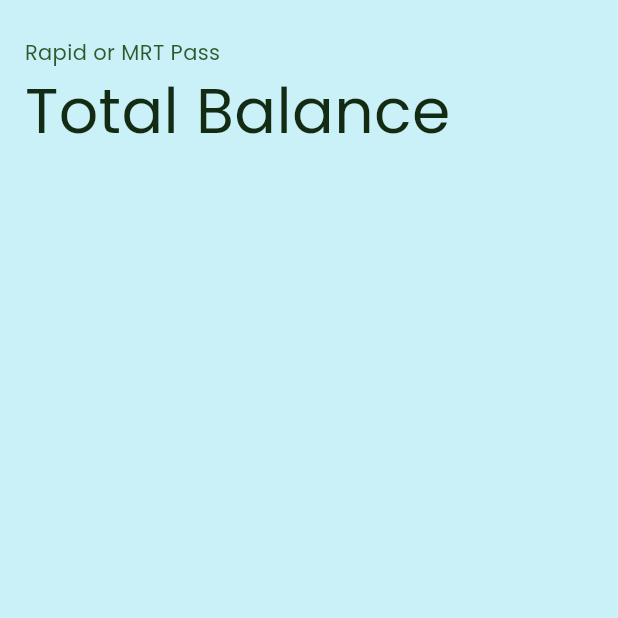
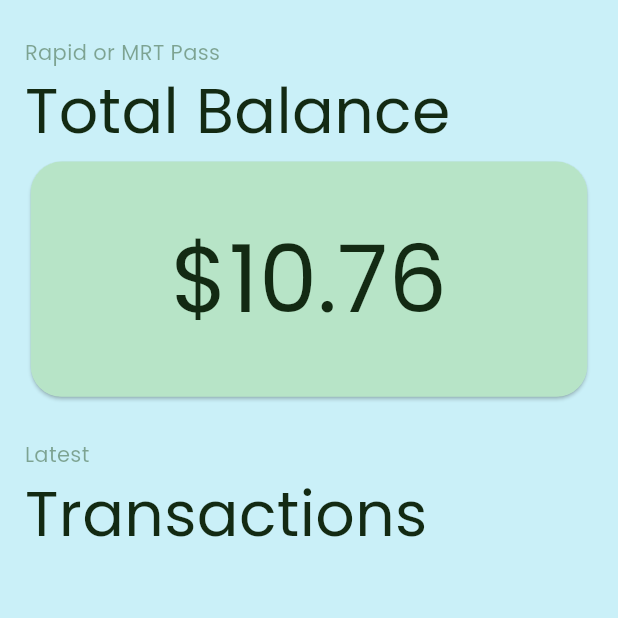
Before and after one commit to Saon00/mrt-balance-checker, a Flutter app: the screen it shows after launch, on a phone screen of 412 x 824 dp, the top half of it. Run offline on Flutter 3.47's test engine with Material 3 defaults, Android fonts, the phone set to English and light mode, and no system bars; our stand-ins replace get; missing offline and left inert: nfc_manager.

Commit message:
design updated

```diff
--- a/lib/app/core/appcolors.dart
+++ b/lib/app/core/appcolors.dart
@@ -2,8 +2,8 @@
 
 class AppColors {
   static Color primaryColor = const Color(0xffcaf0f8);
-  static Color whiteColor = Colors.white;
+  static Color whiteColor = const Color(0xffb7e4c7);
   static Color blackColor = Colors.black;
-  static Color lightGreenColor = const Color(0xff31572c);
+  static Color lightGreenColor = const Color(0xff31572c).withOpacity(0.5);
   static Color deepGreenColor = const Color(0xff132a13);
 }
--- a/lib/app/modules/mainscreen/mainscreen.dart
+++ b/lib/app/modules/mainscreen/page/mainscreen.dart
@@ -1,6 +1,7 @@
 import 'package:flutter/material.dart';
 import 'package:mrtbalancechecker/app/core/appcolors.dart';
 import 'package:mrtbalancechecker/app/core/appsize.dart';
+import 'package:nfc_manager/nfc_manager.dart';
 
 class Mainscreen extends StatelessWidget {
   const Mainscreen({super.key});
@@ -28,12 +29,46 @@
           child: Column(
             crossAxisAlignment: CrossAxisAlignment.start,
             children: [
+              // total balance
               Text(
                 "Rapid or MRT Pass",
                 style: TextStyle(color: AppColors.lightGreenColor),
               ),
               Text(
                 "Total Balance",
+                style: TextStyle(
+                    color: AppColors.deepGreenColor, fontSize: getHeight(50)),
+              ),
+              // SizedBox(height: getHeight(30)),
+
+              // balance card
+              SizedBox(
+                width: double.infinity,
+                height: getHeight(200),
+                child: Card(
+                  shape: RoundedRectangleBorder(
+                      borderRadius: BorderRadius.circular(getHeight(25))),
+                  color: AppColors.whiteColor,
+                  child: Center(
+                    child: Text(
+                      "\$10.76",
+                      style: TextStyle(
+                          color: AppColors.deepGreenColor,
+                          fontSize: getHeight(75)),
+                    ),
+                  ),
+                ),
+              ),
+
+              SizedBox(height: getHeight(30)),
+
+              // history
+              Text(
+                "Latest",
+                style: TextStyle(color: AppColors.lightGreenColor),
+              ),
+              Text(
+                "Transactions",
                 style: TextStyle(
                     color: AppColors.deepGreenColor, fontSize: getHeight(50)),
               ),
--- a/lib/main.dart
+++ b/lib/main.dart
@@ -1,6 +1,7 @@
 import 'package:flutter/material.dart';
+import 'package:get/get.dart';
 import 'package:mrtbalancechecker/app/core/appsize.dart';
-import 'package:mrtbalancechecker/app/modules/mainscreen/mainscreen.dart';
+import 'package:mrtbalancechecker/app/modules/mainscreen/page/mainscreen.dart';
 
 void main() {
   runApp(const MyApp());
@@ -12,7 +13,7 @@
   @override
   Widget build(BuildContext context) {
     AppSizes().init(context);
-    return MaterialApp(
+    return GetMaterialApp(
       theme: ThemeData(fontFamily: 'Poppins'),
       debugShowCheckedModeBanner: false,
       home: const Mainscreen(),
--- a/pubspec.yaml
+++ b/pubspec.yaml
@@ -14,6 +14,8 @@
     sdk: flutter
 
   cupertino_icons: ^1.0.6
+  nfc_manager: ^3.5.0
+  get: ^4.6.6
 
 dev_dependencies:
   flutter_test:
```
Also changed, not shown: lib/app/modules/mainscreen/controller/mainscreencontroller.dart (added, +27 -0 lines), pubspec.lock, 1 other file.
